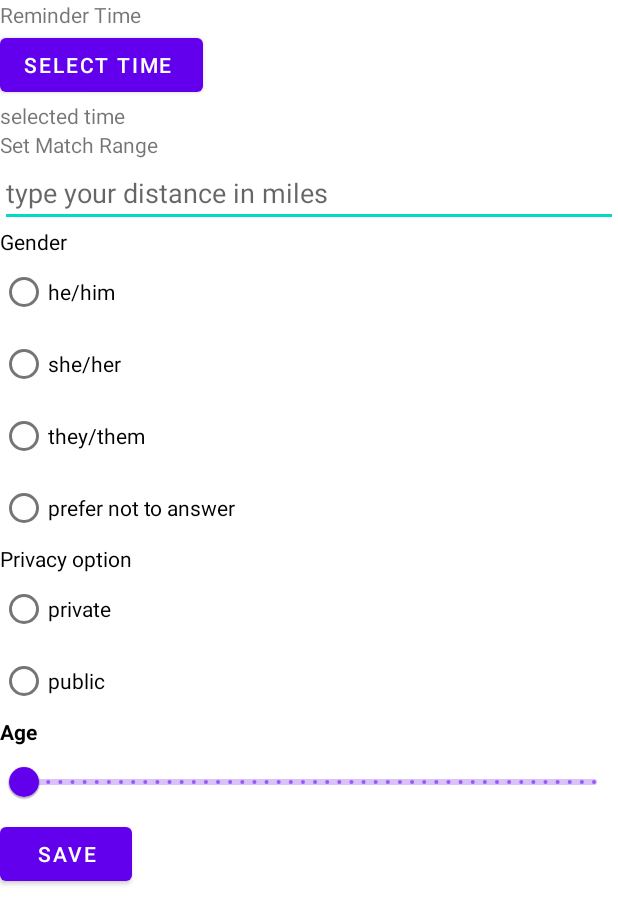
After one commit to nk9487/AD340-HelloWorld, an Android app: the fragment SettingsFragment shown on its own in the app's theme, on a phone screen of 412 x 824 dp. The commit adds this screen. Shown: the top 924 px of the screen. Run offline under Robolectric (Android 15) with nearby library versions, the phone set to English and light mode, and no system bars; our stand-ins replace Room's generated code.

Commit message:
assignment 7 Started

```diff
--- a/app/build.gradle
+++ b/app/build.gradle
@@ -41,6 +41,8 @@ dependencies {
     implementation platform('com.google.firebase:firebase-bom:29.3.1')
     implementation 'androidx.legacy:legacy-support-v4:1.0.0'
     implementation 'com.google.firebase:firebase-firestore:24.1.2'
+    implementation 'androidx.room:room-common:2.3.0'
+    implementation 'androidx.room:room-runtime:2.3.0'
     testImplementation 'junit:junit:4.13.2'
     androidTestImplementation('androidx.test.espresso:espresso-contrib:3.4.0') {
         exclude module: "protobuf-lite"
@@ -49,5 +51,6 @@ dependencies {
     androidTestImplementation 'androidx.test.espresso:espresso-core:3.4.0'
     androidTestImplementation 'androidx.test:runner:1.4.0'
     androidTestImplementation 'androidx.test:rules:1.4.0'
+    annotationProcessor 'androidx.room:room-compiler:2.3.0'
 
 }
--- a/app/src/main/AndroidManifest.xml
+++ b/app/src/main/AndroidManifest.xml
@@ -30,5 +30,7 @@
     </application>
     <uses-permission android:name="android.permission.INTERNET" />
     <uses-permission android:name="android.permission.WRITE_EXTERNAL_STORAGE"/>
+    <uses-permission android:name="android.permission.ACCESS_FINE_LOCATION" />
+    <uses-permission android:name="android.permission.ACCESS_COARSE_LOCATION" />
 
 </manifest>
--- /dev/null
+++ b/app/src/main/java/com/example/helloworld/AppDatabase.java
@@ -0,0 +1,9 @@
+package com.example.helloworld;
+
+import androidx.room.Database;
+import androidx.room.RoomDatabase;
+
+@Database(entities = {Setting.class}, version = 1, exportSchema = false)
+public abstract class AppDatabase extends RoomDatabase {
+    public abstract SettingsDao settingsDao();
+}
--- /dev/null
+++ b/app/src/main/java/com/example/helloworld/AppDatabaseSingleton.java
@@ -0,0 +1,18 @@
+package com.example.helloworld;
+import android.content.Context;
+
+import androidx.room.Room;
+
+public class AppDatabaseSingleton {
+    private static AppDatabase db;
+
+    public static AppDatabase getDatabase(Context context) {
+        if(db == null) {
+            db = Room.databaseBuilder(context,
+                    AppDatabase.class, "sample-database")
+                    .build();
+        }
+
+        return db;
+    }
+}
--- /dev/null
+++ b/app/src/main/java/com/example/helloworld/SettingViewModel.java
@@ -0,0 +1,23 @@
+package com.example.helloworld;
+
+import android.content.Context;
+
+import androidx.lifecycle.LiveData;
+import androidx.lifecycle.ViewModel;
+
+public class SettingViewModel extends ViewModel {
+    public static final String superSecretSettingsId = "4bb18199-3d3b-428b-83ec-c69771747301";
+
+    public LiveData<Setting> getSetting(Context context) {
+        AppDatabase db = AppDatabaseSingleton.getDatabase(context);
+        return db.settingsDao().findBySettingsId(SettingViewModel.superSecretSettingsId);
+    }
+
+    public void insertSettings(Context context, Setting settings) {
+        AppDatabase db = AppDatabaseSingleton.getDatabase(context);
+        settings.setId(superSecretSettingsId);
+        db.getTransactionExecutor().execute(() -> {
+            db.settingsDao().insertSettings(settings);
+        });
+    }
+}
--- /dev/null
+++ b/app/src/main/java/com/example/helloworld/SettingsDao.java
@@ -0,0 +1,16 @@
+package com.example.helloworld;
+
+import androidx.lifecycle.LiveData;
+import androidx.room.Dao;
+import androidx.room.Insert;
+import androidx.room.OnConflictStrategy;
+import androidx.room.Query;
+
+@Dao
+public interface SettingsDao {
+    @Query("SELECT * FROM setting WHERE id = :settingsId LIMIT 1")
+    LiveData<Setting> findBySettingsId(String settingsId);
+
+    @Insert(onConflict = OnConflictStrategy.REPLACE)
+    void insertSettings(Setting settings);
+}
--- /dev/null
+++ b/app/src/main/java/com/example/helloworld/SettingsFragment.java
@@ -0,0 +1,154 @@
+package com.example.helloworld;
+
+import android.app.TimePickerDialog;
+import android.os.Bundle;
+import android.view.LayoutInflater;
+import android.view.View;
+import android.view.ViewGroup;
+import android.widget.Button;
+import android.widget.EditText;
+import android.widget.RadioButton;
+import android.widget.TextView;
+import android.widget.Toast;
+
+import androidx.fragment.app.Fragment;
+import androidx.lifecycle.Observer;
+import androidx.lifecycle.ViewModelProvider;
+
+import com.google.android.material.slider.RangeSlider;
+
+import java.util.Calendar;
+
+public class SettingsFragment extends Fragment {
+    private String updatedTime;
+    private EditText maxDistance;
+    private String genderPreference;
+    private String accountPrivacy;
+    private int minAge;
+    private int maxAge;
+    private Boolean haveSetMin = false;
+
+    @Override
+    public View onCreateView(LayoutInflater inflater, ViewGroup container,
+                             Bundle savedInstanceState) {
+        View view = inflater.inflate(R.layout.fragment_setting, container, false);
+
+        SettingViewModel settingsViewModel = new ViewModelProvider(this).get(SettingViewModel.class);
+
+        Button timePickerButton = view.findViewById(R.id.select_matches_time_button);
+        TextView selectedTime = view.findViewById(R.id.selected_time);
+        timePickerButton.setOnClickListener((v) -> {
+            Calendar currentTime = Calendar.getInstance();
+            int hour = currentTime.get(Calendar.HOUR_OF_DAY);
+            int minute = currentTime.get(Calendar.MINUTE);
+            TimePickerDialog timePicker;
+            timePicker = new TimePickerDialog(v.getContext(), (timePicker1, selectedHour, selectedMinute) -> {
+                String realMinute = "" + selectedMinute;
+                if (selectedMinute < 10) {
+                    realMinute = "0" + selectedMinute;
+                }
+                selectedTime.setText(String.format(v.getContext().getString(R.string.selected_time_message),
+                        selectedHour, realMinute));
+                updatedTime = "" + selectedHour + ":" + realMinute;
+            }, hour, minute, false);
+            timePicker.setTitle(getString(R.string.select_reminder_time_title));
+            timePicker.show();
+        });
+
+        maxDistance = view.findViewById(R.id.edit_text_distance_in_miles);
+
+        RadioButton heHim = view.findViewById(R.id.radio_he_him);
+        RadioButton sheHer = view.findViewById(R.id.radio_she_her);
+        RadioButton theyThem = view.findViewById(R.id.radio_they_them);
+        RadioButton noAnswer = view.findViewById(R.id.radio_no_answer);
+        heHim.setOnClickListener(this::onGenderRadioButtonClicked);
+        sheHer.setOnClickListener(this::onGenderRadioButtonClicked);
+        theyThem.setOnClickListener(this::onGenderRadioButtonClicked);
+        noAnswer.setOnClickListener(this::onGenderRadioButtonClicked);
+
+        RadioButton privateButton = view.findViewById(R.id.radio_privacy);
+        RadioButton publicButton = view.findViewById(R.id.radio_public);
+        privateButton.setOnClickListener(this::onAccountPrivacyRadioButtonClicked);
+        publicButton.setOnClickListener(this::onAccountPrivacyRadioButtonClicked);
+
+        RangeSlider rangeSlider = view.findViewById(R.id.age_range_slider);
+        rangeSlider.addOnChangeListener((slider, value, fromUser) -> {
+            if (!haveSetMin) {
+                minAge = (int) value;
+                haveSetMin = true;
+            } else {
+                maxAge = (int) value;
+                haveSetMin = false;
+            }
+        });
+
+        Button saveButton = view.findViewById(R.id.saveButton);
+        saveButton.setOnClickListener((v) -> {
+            if (genderPreference.equals("") || updatedTime.equals("") || maxAge == 0 || minAge == 0
+                    || maxDistance.getText().toString().equals("") || accountPrivacy.equals("")) {
+                Toast.makeText(v.getContext(),
+                        v.getContext().getString(R.string.invalid_settings), Toast.LENGTH_LONG).show();
+                return;
+            }
+            Setting settings = new Setting();
+            settings.setGenderPreference(genderPreference);
+            settings.setMatchReminderTime(updatedTime);
+            settings.setMaxAge(maxAge);
+            settings.setMinAge(minAge);
+            settings.setMaxDistance(maxDistance.getText().toString());
+            settings.setAccountPrivacy(accountPrivacy);
+            settingsViewModel.insertSettings(v.getContext(), settings);
+        });
+
+        // Create the observer which updates the UI.
+        final Observer<Setting> getSettingsObserver = newSettings -> {
+            if (newSettings == null) {
+                return;
+            }
+
+            updatedTime = newSettings.getMatchReminderTime();
+            int selectedHour = Integer.parseInt(updatedTime.substring(0, updatedTime.indexOf(':')));
+            String realMinute = updatedTime.substring(updatedTime.indexOf(':') + 1);
+            selectedTime.setText(String.format(requireContext().getString(R.string.selected_time_message),
+                    selectedHour, realMinute));
+
+            maxDistance.setText(newSettings.getMaxDistance());
+
+            genderPreference = newSettings.getGenderPreference();
+            if (genderPreference.equals(getString(R.string.he_him))) {
+                heHim.toggle();
+            } else if (genderPreference.equals(getString(R.string.she_her))) {
+                sheHer.toggle();
+            } else if (genderPreference.equals(getString(R.string.they_them))) {
+                theyThem.toggle();
+            } else {
+                noAnswer.toggle();
+            }
+
+            accountPrivacy = newSettings.getAccountPrivacy();
+            if (accountPrivacy.equals(getString(R.string.private_radio))) {
+                privateButton.toggle();
+            } else {
+                publicButton.toggle();
+            }
+
+            minAge = newSettings.getMinAge();
+            maxAge = newSettings.getMaxAge();
+            rangeSlider.setValues((float) minAge, (float) maxAge);
+        };
+
+        settingsViewModel.getSetting(getContext()).observe(getViewLifecycleOwner(), getSettingsObserver);
+
+        return view;
+    }
+
+    public void onGenderRadioButtonClicked(View v) {
+        RadioButton button = (RadioButton) v;
+        genderPreference = button.getText().toString();
+    }
+
+    public void onAccountPrivacyRadioButtonClicked(View v) {
+        RadioButton button = (RadioButton) v;
+        accountPrivacy = button.getText().toString();
+    }
+}
--- a/app/src/main/res/layout/fragment_setting.xml
+++ b/app/src/main/res/layout/fragment_setting.xml
@@ -1,13 +1,139 @@
 <?xml version="1.0" encoding="utf-8"?>
-<FrameLayout xmlns:android="http://schemas.android.com/apk/res/android"
+<RelativeLayout xmlns:android="http://schemas.android.com/apk/res/android"
     xmlns:tools="http://schemas.android.com/tools"
     android:layout_width="match_parent"
     android:layout_height="match_parent"
-    tools:context=".SettingFragment">
+    xmlns:app="http://schemas.android.com/apk/res-auto">
 
     <TextView
+        android:id="@+id/matches_reminder_time_label"
         android:layout_width="match_parent"
-        android:layout_height="match_parent"
-        android:text="@string/app_setting" />
+        android:layout_height="wrap_content"
+        android:text="Reminder Time" />
 
-</FrameLayout>
+    <Button
+        android:id="@+id/select_matches_time_button"
+        android:layout_width="wrap_content"
+        android:layout_height="wrap_content"
+        android:layout_below="@+id/matches_reminder_time_label"
+        android:text="select time " />
+
+    <TextView
+        android:id="@+id/selected_time"
+        android:layout_width="match_parent"
+        android:layout_height="wrap_content"
+        android:layout_below="@+id/select_matches_time_button"
+        android:text="@string/selected_time" />
+
+    <TextView
+        android:id="@+id/search_in_miles_label"
+        android:layout_width="match_parent"
+        android:layout_height="wrap_content"
+        android:layout_below="@+id/selected_time"
+        android:text="Set Match Range" />
+
+    <EditText
+        android:id="@+id/edit_text_distance_in_miles"
+        android:layout_width="match_parent"
+        android:layout_height="wrap_content"
+        android:layout_below="@+id/search_in_miles_label"
+        android:hint="type your distance in miles"
+        android:inputType="number" />
+
+    <TextView
+        android:id="@+id/gender_preference_label"
+        android:layout_width="match_parent"
+        android:layout_height="wrap_content"
+        android:layout_below="@+id/edit_text_distance_in_miles"
+        android:shadowColor="@color/black"
+        android:textColor="@color/black"
+        android:text="Gender" />
+
+    <RadioGroup
+        android:id="@+id/gender_preference_radio_group"
+        android:layout_width="match_parent"
+        android:layout_height="wrap_content"
+        android:layout_below="@+id/gender_preference_label"
+        android:orientation="vertical">
+
+        <RadioButton
+            android:id="@+id/radio_he_him"
+            android:layout_width="wrap_content"
+            android:layout_height="wrap_content"
+            android:text="@string/he_him" />
+
+        <RadioButton
+            android:id="@+id/radio_she_her"
+            android:layout_width="wrap_content"
+            android:layout_height="wrap_content"
+            android:text="@string/she_her" />
+
+        <RadioButton
+            android:id="@+id/radio_they_them"
+            android:layout_width="wrap_content"
+            android:layout_height="wrap_content"
+            android:text="@string/they_them" />
+
+        <RadioButton
+            android:id="@+id/radio_no_answer"
+            android:layout_width="wrap_content"
+            android:layout_height="wrap_content"
+            android:text="@string/prefer_not_to_answer" />
+
+    </RadioGroup>
+
+    <TextView
+        android:id="@+id/privacy_option_label"
+        android:layout_width="match_parent"
+        android:layout_height="wrap_content"
+        android:layout_below="@+id/gender_preference_radio_group"
+        android:shadowColor="@color/black"
+        android:text="Privacy option"
+        android:textColor="@color/black" />
+
+    <RadioGroup
+        android:id="@+id/account_privacy_radio_group"
+        android:layout_width="match_parent"
+        android:layout_height="wrap_content"
+        android:orientation="vertical"
+        android:layout_below="@+id/privacy_option_label">
+
+        <RadioButton android:id="@+id/radio_privacy"
+            android:layout_width="wrap_content"
+            android:layout_height="wrap_content"
+            android:text="private" />
+
+        <RadioButton android:id="@+id/radio_public"
+            android:layout_width="wrap_content"
+            android:layout_height="wrap_content"
+            android:text="public" />
+
+    </RadioGroup>
+
+    <TextView
+        android:id="@+id/age_range_label"
+        android:layout_width="match_parent"
+        android:layout_height="wrap_content"
+        android:layout_below="@+id/account_privacy_radio_group"
+        android:textStyle="bold"
+        android:shadowColor="@color/black"
+        android:textColor="@color/black"
+        android:text="Age" />
+
+    <com.google.android.material.slider.RangeSlider
+        android:id="@+id/age_range_slider"
+        android:layout_width="wrap_content"
+        android:layout_height="wrap_content"
+        android:layout_below="@+id/age_range_label"
+        android:stepSize="1"
+        android:valueFrom="18"
+        android:valueTo="100"/>
+
+    <Button
+        android:id="@+id/saveButton"
+        android:layout_width="wrap_content"
+        android:layout_height="wrap_content"
+        android:text="save"
+        android:layout_below="@+id/age_range_slider" />
+
+</RelativeLayout>
--- a/app/src/main/res/values/strings.xml
+++ b/app/src/main/res/values/strings.xml
@@ -44,4 +44,15 @@
     <string name="matches_image">matches image</string>
     <string name="like_button">like</string>
     <string name="you_liked">you liked: %s</string>
+    <string name="private_radio">private radio</string>
+    <string name="public_radio">public radio</string>
+    <string name="prefer_not_to_answer">prefer not to answer</string>
+    <string name="they_them">they/them</string>
+    <string name="she_her">she/her</string>
+
+    <string name="selected_time">selected time</string>
+    <string name="selected_time_message">Selected Time: %d:%s</string>
+    <string name="select_reminder_time_title">Select Reminder Time</string>
+    <string name="invalid_settings">You have inputted invalid settings</string>
+    <string name="he_him">he/him</string>
 </resources>
```
Also changed, not shown: app/src/main/java/com/example/helloworld/Setting.java (added, +88 -0 lines).
